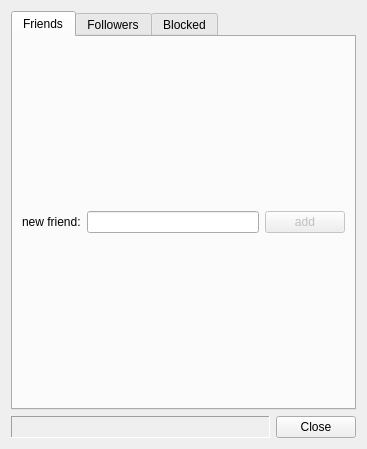
Before: the Qt Designer form branches/tosate/src/FriendsMgmtDialog.ui in asolfre/qwit, drawn with Qt 5.
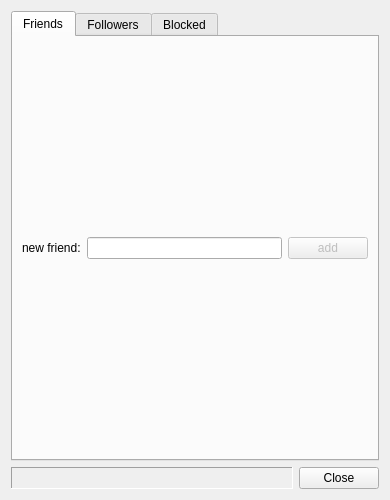
After: the same form once the commit is applied.

Diff of the .ui file:
```diff
--- a/branches/tosate/src/FriendsMgmtDialog.ui
+++ b/branches/tosate/src/FriendsMgmtDialog.ui
@@ -6,8 +6,8 @@
    <rect>
     <x>0</x>
     <y>0</y>
-    <width>367</width>
-    <height>449</height>
+    <width>390</width>
+    <height>500</height>
    </rect>
   </property>
   <property name="windowTitle">
```
